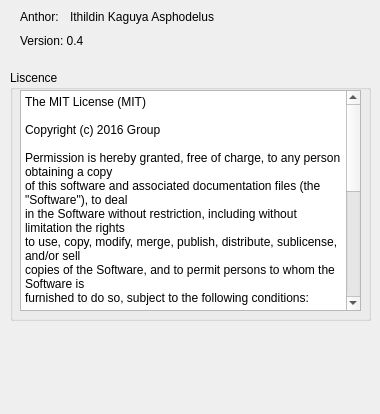
Old version of the form dialogaboutme.ui in the repository ChickenSeller/Primer-Maker.
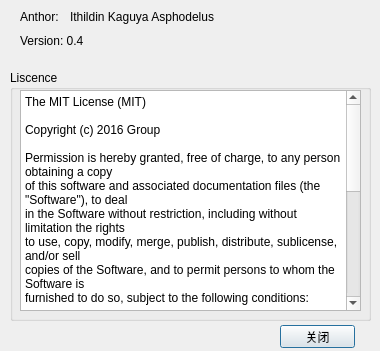
New version of the form.

Diff of the .ui file:
```diff
--- a/dialogaboutme.ui
+++ b/dialogaboutme.ui
@@ -7,7 +7,7 @@
     <x>0</x>
     <y>0</y>
     <width>380</width>
-    <height>414</height>
+    <height>351</height>
    </rect>
   </property>
   <property name="windowTitle">
@@ -103,6 +103,19 @@
     <string>Ithildin Kaguya Asphodelus</string>
    </property>
   </widget>
+  <widget class="QPushButton" name="pushButton">
+   <property name="geometry">
+    <rect>
+     <x>280</x>
+     <y>325</y>
+     <width>75</width>
+     <height>23</height>
+    </rect>
+   </property>
+   <property name="text">
+    <string>关闭</string>
+   </property>
+  </widget>
  </widget>
  <resources/>
  <connections/>
```
